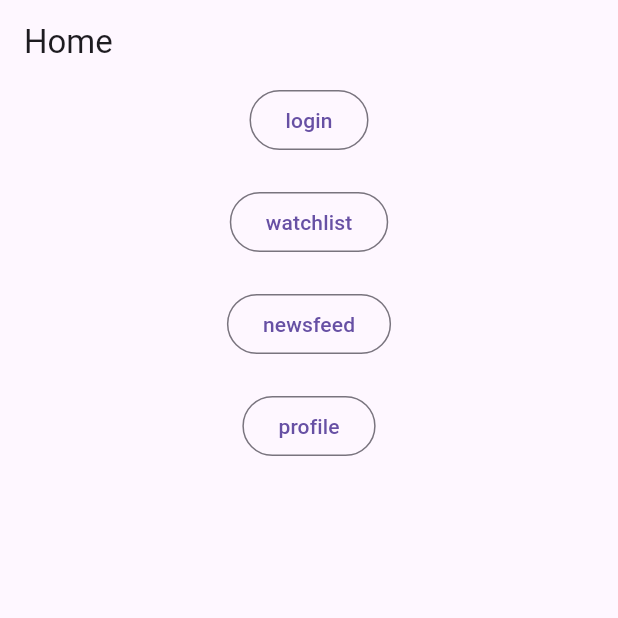
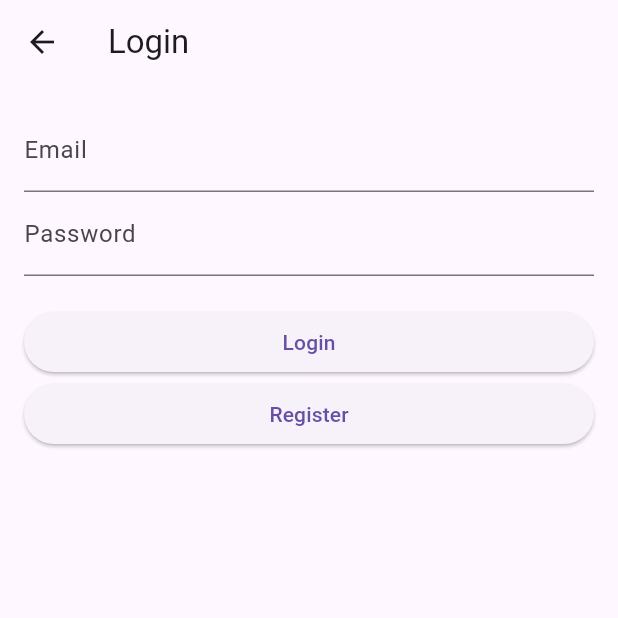
Before and after one commit to iKeiNagai/stockApp, a Flutter app: the screen it shows after launch, after a tap on "login", on a phone screen of 412 x 824 dp, the top half of it. Run offline on Flutter 3.47's test engine with Material 3 defaults, Android fonts, the phone set to English and light mode, and no system bars; our stand-ins replace cloud_firestore, firebase_auth, firebase_core; accounts and stored records are empty.

Commit message:
login/sign-up functionality

```diff
--- a/stock_app/lib/home.dart
+++ b/stock_app/lib/home.dart
@@ -1,4 +1,5 @@
 import 'package:flutter/material.dart';
+import 'package:stock_app/login.dart';
 
 class Home extends StatefulWidget {
   @override
@@ -15,6 +16,8 @@ class _HomeState extends State<Home> {
           children: <Widget>[
             OutlinedButton(
               onPressed: (){
+                Navigator.push(context,
+                MaterialPageRoute(builder: (context) => LoginPage()), );
               },
               child: const Text('login')
               ),
--- a/stock_app/lib/login.dart
+++ b/stock_app/lib/login.dart
@@ -0,0 +1,86 @@
+import 'package:firebase_auth/firebase_auth.dart';
+import 'package:flutter/material.dart';
+import 'package:stock_app/profile.dart';
+import 'package:stock_app/register.dart';
+
+class LoginPage extends StatefulWidget {
+  const LoginPage({super.key});
+
+  @override
+  _LoginPageState createState() => _LoginPageState();
+}
+
+class _LoginPageState extends State<LoginPage> {
+  final FirebaseAuth _auth = FirebaseAuth.instance;
+  final _formKey = GlobalKey<FormState>();
+  String? email, password;
+
+  Future<void> loginUser() async {
+    if (_formKey.currentState!.validate()) {
+      _formKey.currentState!.save();
+
+      try {
+        // Log in with email and password
+        await _auth.signInWithEmailAndPassword(email: email!, password: password!);
+
+        ScaffoldMessenger.of(context).showSnackBar(
+          const SnackBar(content: Text('Login successful')),
+        );
+
+        Navigator.push(
+        context,
+        MaterialPageRoute(
+          builder: (context) => ProfileScreen(),
+        ),
+      );
+      } catch (e) {
+        ScaffoldMessenger.of(context).showSnackBar(
+          SnackBar(content: Text('Error: ${e.toString()}')),
+        );
+      }
+    }
+  }
+
+  @override
+  Widget build(BuildContext context) {
+    return Scaffold(
+      appBar: AppBar(title: const Text('Login')),
+      body: Padding(
+        padding: const EdgeInsets.all(16.0),
+        child: Form(
+          key: _formKey,
+          child: ListView(
+            children: [
+              TextFormField(
+                decoration: const InputDecoration(labelText: 'Email'),
+                keyboardType: TextInputType.emailAddress,
+                validator: (value) =>
+                    value!.isEmpty || !value.contains('@')
+                        ? 'Please enter a valid email'
+                        : null,
+                onSaved: (value) => email = value,
+              ),
+              TextFormField(
+                decoration: const InputDecoration(labelText: 'Password'),
+                obscureText: true,
+                validator: (value) =>
+                    value!.isEmpty ? 'Please enter your password' : null,
+                onSaved: (value) => password = value,
+              ),
+              const SizedBox(height: 20),
+              ElevatedButton(
+                onPressed: loginUser,
+                child: const Text('Login'),
+              ),
+              ElevatedButton(
+                onPressed:(){
+                  Navigator.push(context,
+                  MaterialPageRoute(builder: (context) => const RegistrationPage()));
+                }, child: const Text('Register'))
+            ],
+          ),
+        ),
+      ),
+    );
+  }
+}
```
Also changed, not shown: stock_app/lib/register.dart (+102 -0 lines).
